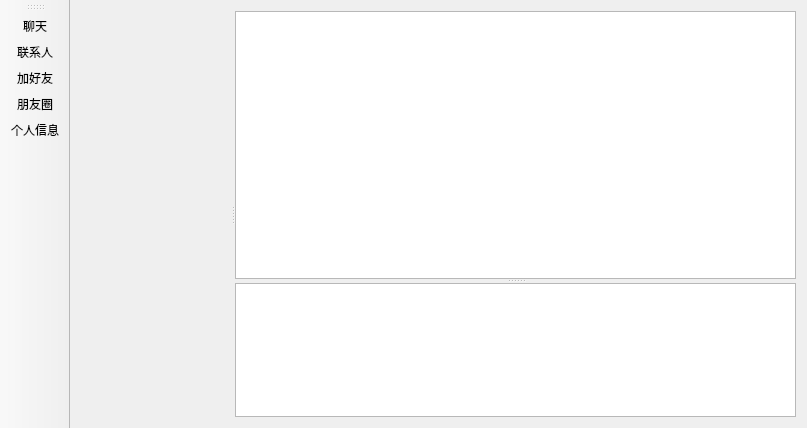
Before: the Qt Designer form client/mainwindow.ui in seekstar/syncchat, drawn with Qt 5.
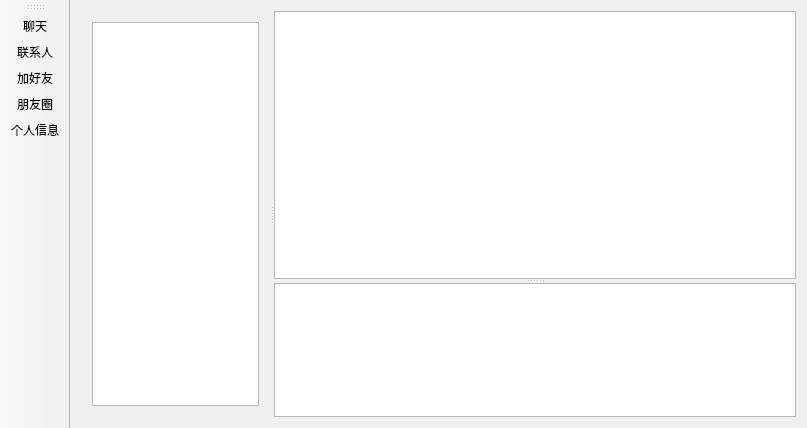
After: the same form once the commit is applied.

```diff
--- a/client/mainwindow.ui
+++ b/client/mainwindow.ui
@@ -39,8 +39,23 @@
          <height>0</height>
         </size>
        </property>
-       <widget class="QWidget" name="page_9"/>
-       <widget class="QWidget" name="page_10"/>
+       <property name="currentIndex">
+        <number>1</number>
+       </property>
+       <widget class="QWidget" name="page_chats">
+        <layout class="QVBoxLayout" name="verticalLayout_2">
+         <item>
+          <widget class="QListWidget" name="chats"/>
+         </item>
+        </layout>
+       </widget>
+       <widget class="QWidget" name="page_contacts">
+        <layout class="QVBoxLayout" name="verticalLayout_3">
+         <item>
+          <widget class="QListWidget" name="contacts"/>
+         </item>
+        </layout>
+       </widget>
       </widget>
       <widget class="QSplitter" name="splitter">
        <property name="sizePolicy">
```
